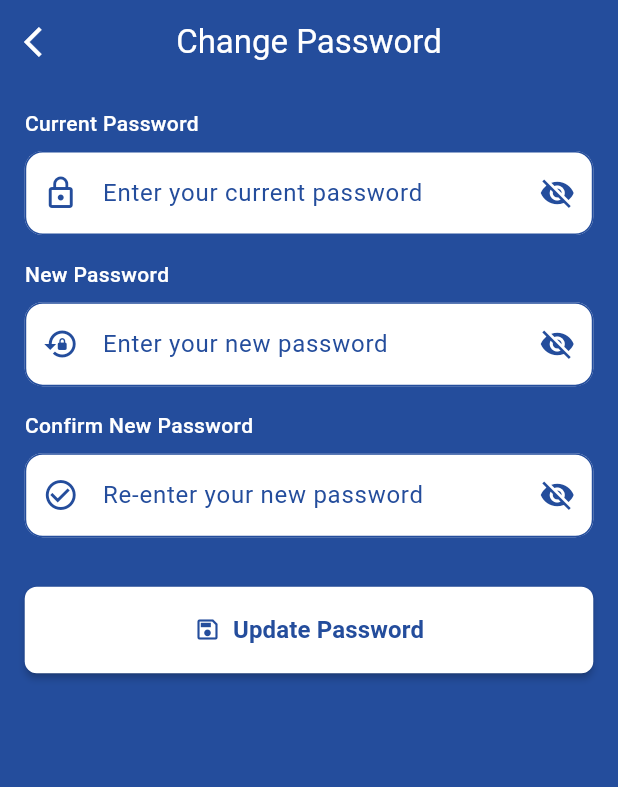
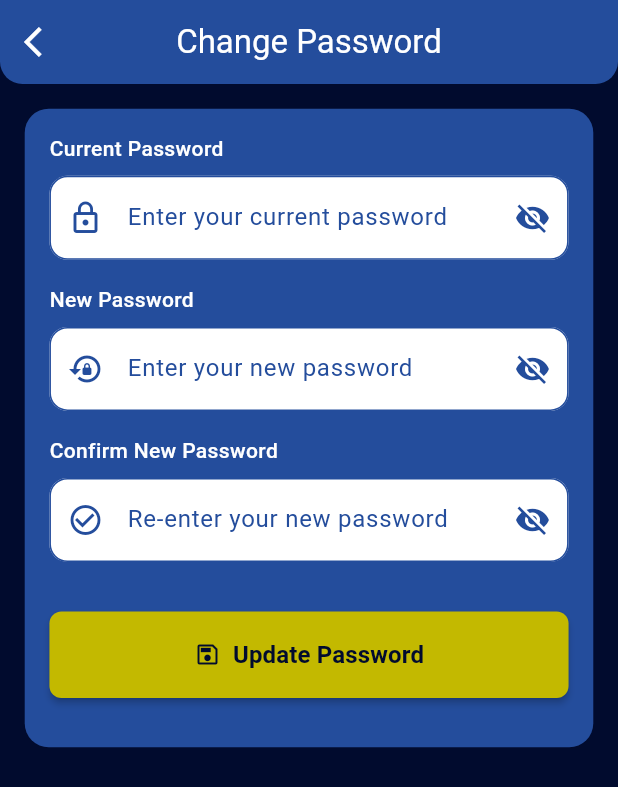
Before and after one commit to zerotouch-anil/whitelabel_retailer_app, a Flutter app: the RetailerChangePasswordScreen screen opened directly, on a phone screen of 412 x 824 dp. Shown: the top 787 px of the screen. Run offline on Flutter 3.47's test engine with Material 3 defaults, Android fonts, the light colour scheme and no system bars; our stand-ins replace image_picker, shared_preferences, video_player; accounts and stored records are empty.

Commit message:
change password

```diff
--- a/zte/lib/screens/retailer_change_password.dart
+++ b/zte/lib/screens/retailer_change_password.dart
@@ -1,7 +1,6 @@
 import 'package:flutter/material.dart';
 import 'package:eWarranty/services/retailer_profile_service.dart';
 import 'package:eWarranty/utils/pixelutil.dart';
-import 'package:eWarranty/utils/wooden_container.dart';
 
 class RetailerChangePasswordScreen extends StatefulWidget {
   const RetailerChangePasswordScreen({super.key});
@@ -62,7 +61,7 @@ class _RetailerChangePasswordScreenState
     });
 
     try {
-      final updatedUser = await changeRetailerPassword(
+      await changeRetailerPassword(
         currentPassword,
         newPassword,
         confirmPassword,
@@ -89,41 +88,48 @@ class _RetailerChangePasswordScreenState
   }
 
   @override
-  @override
   Widget build(BuildContext context) {
     return Scaffold(
+      resizeToAvoidBottomInset: true,
       extendBodyBehindAppBar: true,
-      backgroundColor: Colors.transparent,
+      backgroundColor: Color(0xff010B2E),
       appBar: AppBar(
         title: const Text(
           "Change Password",
           style: TextStyle(fontWeight: FontWeight.w400, color: Colors.white),
         ),
-        centerTitle: true, // You can make it false if needed
+        centerTitle: true,
         foregroundColor: Colors.white,
-        backgroundColor: Colors.transparent,
+        backgroundColor: Color(0xff244D9C),
         elevation: 0,
         leading: IconButton(
           icon: const Icon(Icons.arrow_back_ios),
           onPressed: () => Navigator.pop(context),
         ),
+        shape: const RoundedRectangleBorder(
+          borderRadius: BorderRadius.only(
+            bottomLeft: Radius.circular(15),
+            bottomRight: Radius.circular(15),
+          ),
+        ),
       ),
       body: Stack(
         children: [
-          Positioned.fill(child: Container(color: const Color(0xff244D9C))),
-
-          // Foreground content
+          Positioned.fill(child: Container(color: const Color(0xff010B2E))),
           SafeArea(
-            child: Container(
+            child: SingleChildScrollView(
               padding: EdgeInsets.symmetric(
                 horizontal: ScreenUtil.unitHeight * 20,
                 vertical: ScreenUtil.unitHeight * 20,
               ),
-              child: ConstrainedBox(
-                constraints: BoxConstraints(
-                  minHeight: MediaQuery.of(context).size.height,
+              child: Container(
+                padding: EdgeInsets.all(ScreenUtil.unitHeight * 20),
+                decoration: BoxDecoration(
+                  color: const Color(0xff244D9C),
+                  borderRadius: BorderRadius.circular(
+                    16,
+                  ), // optional rounded corners
                 ),
-                child: IntrinsicHeight(
                 child: Column(
                   crossAxisAlignment: CrossAxisAlignment.start,
                   children: [
@@ -189,13 +195,11 @@ class _RetailerChangePasswordScreenState
                               : ElevatedButton(
                                 onPressed: _submit,
                                 style: ElevatedButton.styleFrom(
-                                    backgroundColor: Color(0xFFffffff),
+                                  backgroundColor: Color(0xffC3B900),
                                   foregroundColor: Colors.white,
                                   elevation: 2,
                                   shape: RoundedRectangleBorder(
-                                      borderRadius: BorderRadius.circular(
-                                       8,
-                                      ),
+                                    borderRadius: BorderRadius.circular(8),
                                   ),
                                 ),
                                 child: Row(
@@ -203,14 +207,14 @@ class _RetailerChangePasswordScreenState
                                   children: const [
                                     Icon(
                                       Icons.save_outlined,
-                                        color: Color(0xff244D9C),
+                                      color: Color(0xff010B2E),
                                     ),
                                     SizedBox(width: 8),
                                     Text(
                                       "Update Password",
                                       style: TextStyle(
                                         fontSize: 16,
-                                          color: Color(0xff244D9C),
+                                        color: Color(0xff010B2E),
                                         fontWeight: FontWeight.w600,
                                       ),
                                     ),
@@ -218,8 +222,8 @@ class _RetailerChangePasswordScreenState
                                 ),
                               ),
                     ),
+                    SizedBox(height: ScreenUtil.unitHeight * 20),
                   ],
-                  ),
                 ),
               ),
             ),
@@ -251,34 +255,37 @@ class _RetailerChangePasswordScreenState
         SizedBox(height: ScreenUtil.unitHeight * 10),
         TextField(
           controller: controller,
-          style: TextStyle(color: Color(0xff244D9C)),
+          style: const TextStyle(color: Color(0xff244D9C)),
           obscureText: !isVisible,
           decoration: InputDecoration(
             hintText: hint,
-            hintStyle: TextStyle(color: Color(0xff244D9C)),
-            prefixIcon: Icon(icon, color: Color(0xff244D9C)),
+            hintStyle: const TextStyle(color: Color(0xff244D9C)),
+            prefixIcon: Icon(icon, color: const Color(0xff244D9C)),
             suffixIcon: IconButton(
               icon: Icon(
                 isVisible ? Icons.visibility : Icons.visibility_off,
-                color: Color(0xff244D9C),
+                color: const Color(0xff244D9C),
               ),
               onPressed: onVisibilityToggle,
             ),
             border: OutlineInputBorder(
               borderRadius: BorderRadius.circular(12),
-              borderSide: BorderSide(color: Color(0xff244D9C)),
+              borderSide: const BorderSide(color: Color(0xff244D9C)),
             ),
             enabledBorder: OutlineInputBorder(
               borderRadius: BorderRadius.circular(12),
-              borderSide: BorderSide(color: Color(0xff244D9C)),
+              borderSide: const BorderSide(color: Color(0xff244D9C)),
             ),
             focusedBorder: const OutlineInputBorder(
               borderRadius: BorderRadius.all(Radius.circular(12)),
               borderSide: BorderSide(color: Color(0xff244D9C), width: 2),
             ),
             filled: true,
-            fillColor: Color(0xffffffff),
-            contentPadding: EdgeInsets.symmetric(horizontal: 16, vertical: 16),
+            fillColor: Colors.white,
+            contentPadding: const EdgeInsets.symmetric(
+              horizontal: 16,
+              vertical: 16,
+            ),
           ),
         ),
       ],
```
Lines whose indentation alone changed are shown as unchanged.
